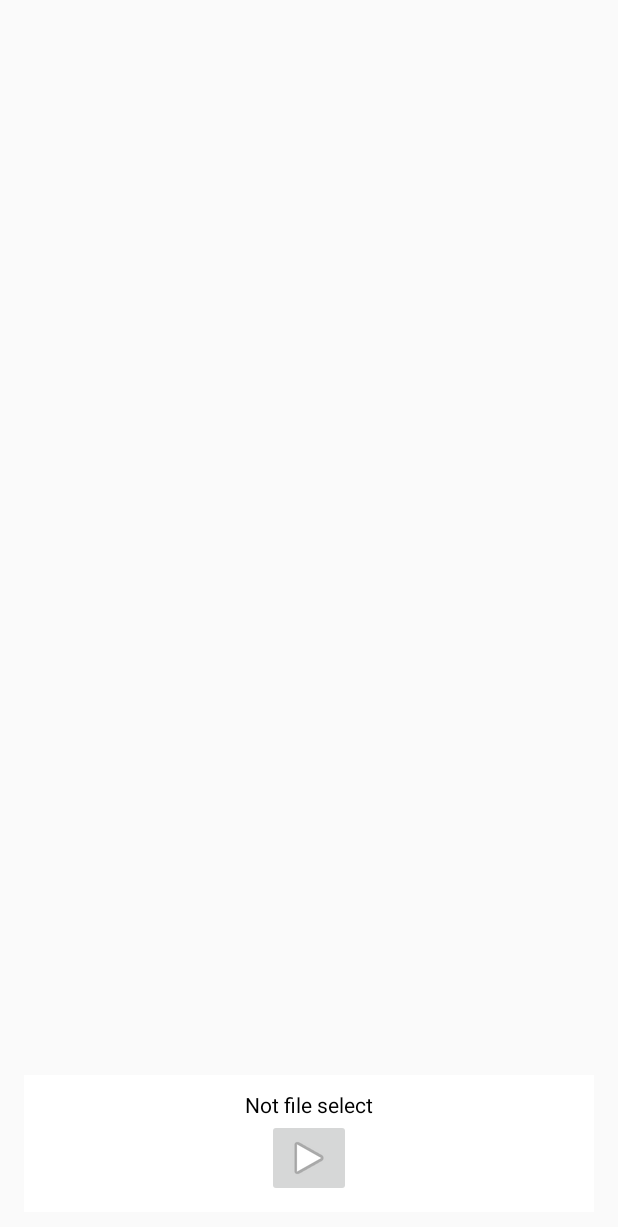
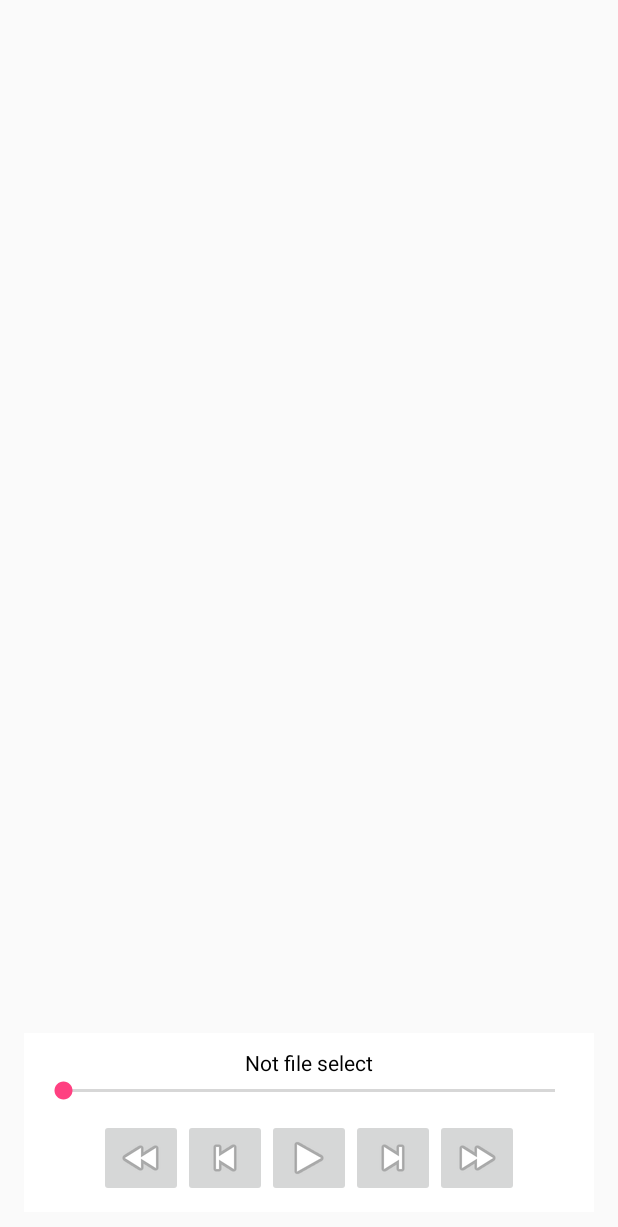
Before and after one commit to TOL00773/Audioplayer-for-android, an Android app: the layout main.xml on its own in the app's theme, with its tools: preview values and no code run, on a phone screen of 412 x 824 dp. Shown: the top 1227 px of the screen. Run offline under Robolectric (Android 15) with nearby library versions, the light colour scheme and no system bars.

Commit message:
Изменён файл main.xml
Добавлены визуализации кнопок "Переход к слеедующему/предыдущему файлу", "Перемотка вперёд/назад" и SeekBar

```diff
--- a/app/src/main/res/layout/main.xml
+++ b/app/src/main/res/layout/main.xml
@@ -33,6 +33,12 @@
             android:text="@string/not_file_select"
             android:textColor="@android:color/black" />
 
+        <SeekBar android:id="@+id/seekbar"
+            android:layout_width="fill_parent"
+            android:layout_height="wrap_content"
+            android:max="100"
+            android:paddingBottom="10dp"/>
+
         <LinearLayout
             android:layout_width="match_parent"
             android:layout_height="wrap_content"
@@ -40,11 +46,32 @@
             android:gravity="center"
             android:orientation="horizontal">
 
+            <ImageButton android:id="@+id/rew"
+                android:layout_width="wrap_content"
+                android:layout_height="wrap_content"
+                android:src="@android:drawable/ic_media_rew"/>
+
+            <ImageButton android:id="@+id/prev"
+                android:layout_width="wrap_content"
+                android:layout_height="wrap_content"
+                android:src="@android:drawable/ic_media_previous"/>
+
             <ImageButton
                 android:id="@+id/play"
                 android:layout_width="wrap_content"
                 android:layout_height="wrap_content"
                 android:src="@android:drawable/ic_media_play" />
+
+            <ImageButton android:id="@+id/next"
+                android:layout_width="wrap_content"
+                android:layout_height="wrap_content"
+                android:src="@android:drawable/ic_media_next"/>
+
+            <ImageButton android:id="@+id/ff"
+                android:layout_width="wrap_content"
+                android:layout_height="wrap_content"
+                android:src="@android:drawable/ic_media_ff"/>
+
         </LinearLayout>
     </LinearLayout>
 </LinearLayout>
```
Also changed, not shown: app/gradle/wrapper/gradle-wrapper.properties (added), 4 other files.
